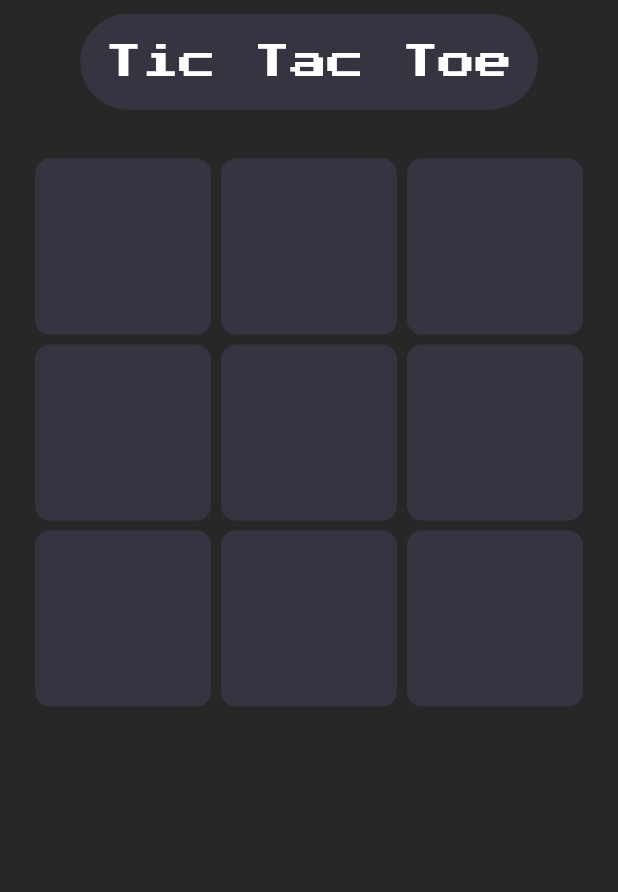
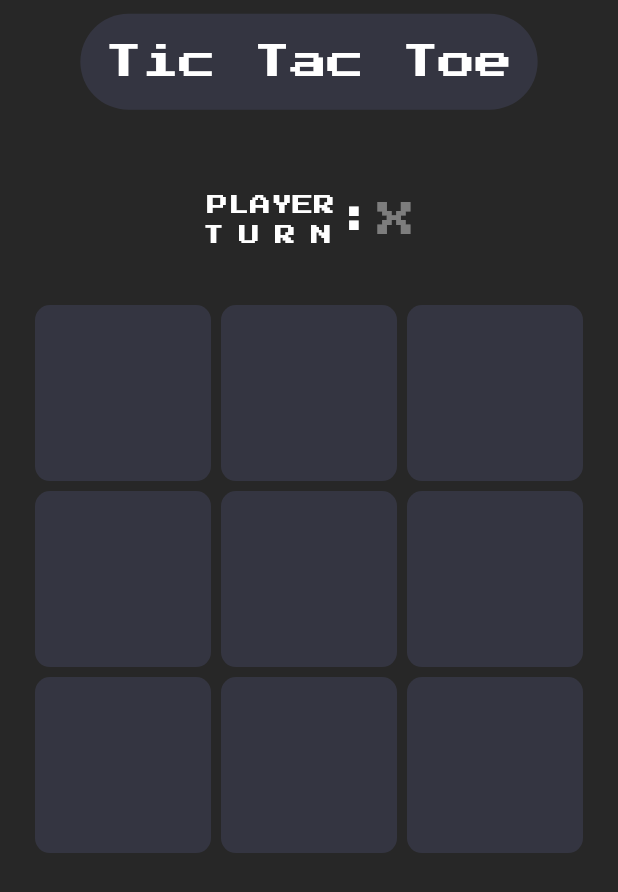
Before and after one commit to gaurav1-9/tic_tac_toe_app, a Flutter app: the screen it shows after launch, on a phone screen of 412 x 824 dp. Shown: the top 892 px of the screen. Run offline on Flutter 3.47's test engine with Material 3 defaults, Android fonts, the phone set to English and light mode, and no system bars; our stand-ins replace google_fonts.

Commit message:
player turn bar

```diff
--- a/lib/tic_tac_toe.dart
+++ b/lib/tic_tac_toe.dart
@@ -1,6 +1,7 @@
 import 'package:flutter/material.dart';
 
 import './appProperties/app_colors.dart';
+import 'widgets/player_turn.dart';
 
 enum IsTapped {
   initialState,
@@ -67,6 +68,15 @@ class _TicTacToeState extends State<TicTacToe> {
         padding: const EdgeInsets.all(20),
         child: Column(
           children: [
+            SizedBox(
+              height: MediaQuery.of(context).size.height * 0.03,
+            ),
+            PlayerTurnInfo(
+              playerTurn: isXTurn,
+            ),
+            SizedBox(
+              height: MediaQuery.of(context).size.height * 0.04,
+            ),
             Expanded(
               child: GridView.builder(
                   itemCount: 9,
--- /dev/null
+++ b/lib/widgets/player_turn.dart
@@ -0,0 +1,72 @@
+import 'package:flutter/material.dart';
+
+import '../tic_tac_toe.dart';
+import '../appProperties/app_colors.dart';
+
+class PlayerTurnInfo extends StatelessWidget {
+  final IsTapped playerTurn;
+  const PlayerTurnInfo({
+    super.key,
+    required this.playerTurn,
+  });
+
+  @override
+  Widget build(BuildContext context) {
+    return Row(
+      mainAxisAlignment: MainAxisAlignment.center,
+      crossAxisAlignment: CrossAxisAlignment.center,
+      children: [
+        const Column(
+          children: [
+            Text(
+              "PLAYER",
+              style: TextStyle(
+                color: AppColor.white,
+              ),
+            ),
+            Row(
+              mainAxisAlignment: MainAxisAlignment.center,
+              children: [
+                Text(
+                  "T",
+                  style: TextStyle(
+                    color: AppColor.white,
+                  ),
+                ),
+                SizedBox(
+                  width: 5,
+                ),
+                Text(
+                  "URN",
+                  style: TextStyle(
+                    color: AppColor.white,
+                    letterSpacing: 10,
+                  ),
+                ),
+              ],
+            ),
+          ],
+        ),
+        const Text(
+          ":",
+          style: TextStyle(
+            color: AppColor.white,
+            fontSize: 25,
+          ),
+        ),
+        Text(
+          (playerTurn == IsTapped.xTurn || playerTurn == IsTapped.initialState)
+              ? "X"
+              : "O",
+          style: TextStyle(
+            color: (playerTurn == IsTapped.xTurn ||
+                    playerTurn == IsTapped.initialState)
+                ? AppColor.white.withOpacity(0.4)
+                : AppColor.red.withOpacity(0.6),
+            fontSize: 25,
+          ),
+        ),
+      ],
+    );
+  }
+}
```
